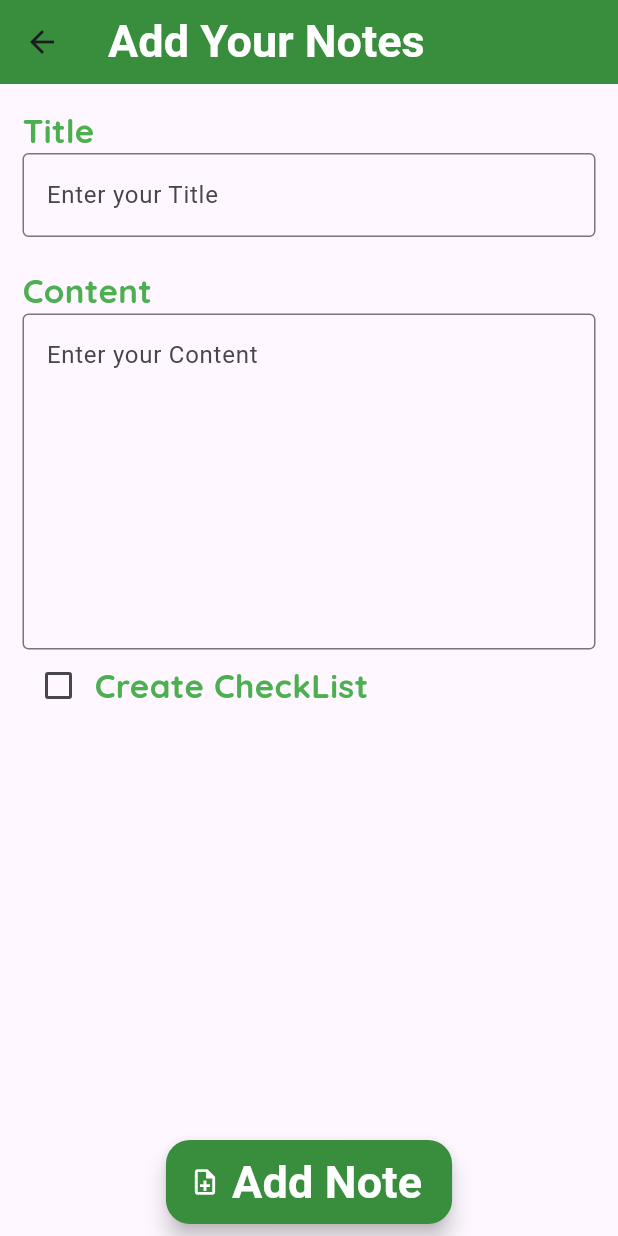
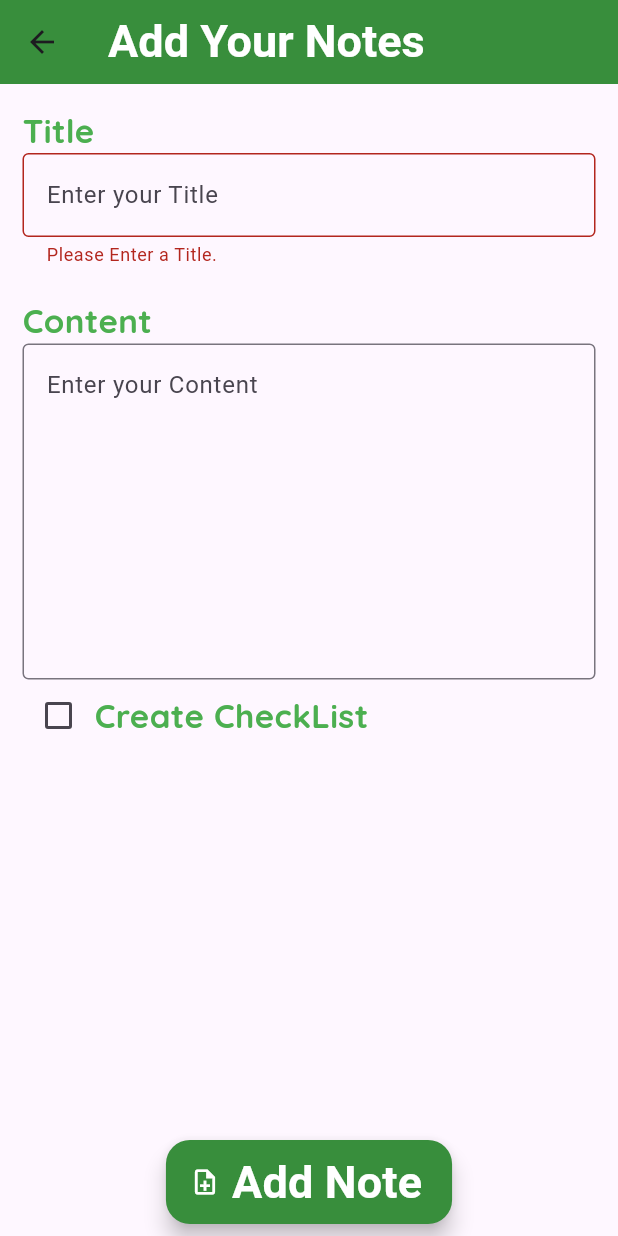
Before and after one commit to sreedeviluminar/noteapp_internship, a Flutter app: the AddNoteScreen screen opened directly, after a tap on "Add Note", on a phone screen of 412 x 824 dp. Run offline on Flutter 3.47's test engine with Material 3 defaults, Android fonts, the phone set to English and light mode, and no system bars; our stand-ins replace google_fonts, lottie; Roboto replaces fonts that are missing (Kanit).

Commit message:
initial commit

```diff
--- a/lib/screens/addNoteScreen.dart
+++ b/lib/screens/addNoteScreen.dart
@@ -1,15 +1,30 @@
 import 'package:flutter/material.dart';
+import 'package:noteapp_internship/screens/home_note.dart';
 import 'package:noteapp_internship/utils/appcolors.dart';
 
 import '../utils/textConstants.dart';
 
 class AddNoteScreen extends StatefulWidget {
+  /// create a initial state or mutable state of this screen
   @override
   State<AddNoteScreen> createState() => _AddNoteScreenState();
 }
 
 class _AddNoteScreenState extends State<AddNoteScreen> {
+  ///used to fetch values from textfield
+  TextEditingController _titleController = TextEditingController();
+  TextEditingController _contentController = TextEditingController();
+  TextEditingController _addItemController = TextEditingController();
+
+  ///list is to store data from add item field as list
+  List<String> checkListItems = [];
+
+  /// to fetch state of checklist item
+  List<bool> _isChecked = [];
   bool isCheckListEnabled = false;
+
+  ///to monitor the state of this form which is valid or not
+  var formkey = GlobalKey<FormState>();
 
   @override
   Widget build(BuildContext context) {
@@ -22,6 +37,7 @@ class _AddNoteScreenState extends State<AddNoteScreen> {
         child: Padding(
           padding: const EdgeInsets.all(15.0),
           child: Form(
+            key: formkey,
             child: Column(
               crossAxisAlignment: CrossAxisAlignment.start,
               children: [
@@ -30,11 +46,19 @@ class _AddNoteScreenState extends State<AddNoteScreen> {
                   style: AppTextTheme.bodyTextStyle,
                 ),
                 TextFormField(
-                  decoration: InputDecoration(
+                  validator: (title) {
+                    if (title!.isEmpty) {
+                      return "Please Enter a Title.";
+                    } else {
+                      return null;
+                    }
+                  },
+                  controller: _titleController,
+                  decoration: const InputDecoration(
                       border: OutlineInputBorder(),
                       hintText: "Enter your Title"),
                 ),
-                SizedBox(
+                const SizedBox(
                   height: 20,
                 ),
                 Text(
@@ -42,8 +66,9 @@ class _AddNoteScreenState extends State<AddNoteScreen> {
                   style: AppTextTheme.bodyTextStyle,
                 ),
                 TextFormField(
+                  controller: _contentController,
                   maxLines: 8,
-                  decoration: InputDecoration(
+                  decoration: const InputDecoration(
                       border: OutlineInputBorder(),
                       hintText: "Enter your Content"),
                 ),
@@ -70,12 +95,13 @@ class _AddNoteScreenState extends State<AddNoteScreen> {
                         children: [
                           Expanded(
                             child: TextField(
-                              decoration: InputDecoration(
+                              controller: _addItemController,
+                              decoration: const InputDecoration(
                                   border: OutlineInputBorder(),
                                   hintText: "Add Item"),
                             ),
                           ),
-                          SizedBox(
+                          const SizedBox(
                             width: 20,
                           ),
                           CircleAvatar(
@@ -100,7 +126,13 @@ class _AddNoteScreenState extends State<AddNoteScreen> {
         padding: const EdgeInsets.all(8.0),
         child: FloatingActionButton.extended(
           backgroundColor: AppColor.basicTheme,
-            onPressed: () {},
+          onPressed: () {
+            var valid = formkey.currentState!.validate();
+            if (valid == true) {
+              Navigator.push(
+                  context, MaterialPageRoute(builder: (context) => NoteHome()));
+            }
+          },
           label: Text(
             "Add Note",
             style: AppTextTheme.appBarTextStyle,
@@ -113,7 +145,6 @@ class _AddNoteScreenState extends State<AddNoteScreen> {
         ),
       ),
       floatingActionButtonLocation: FloatingActionButtonLocation.centerDocked,
-
     );
   }
 }
```
Lines whose indentation alone changed are shown as unchanged.
